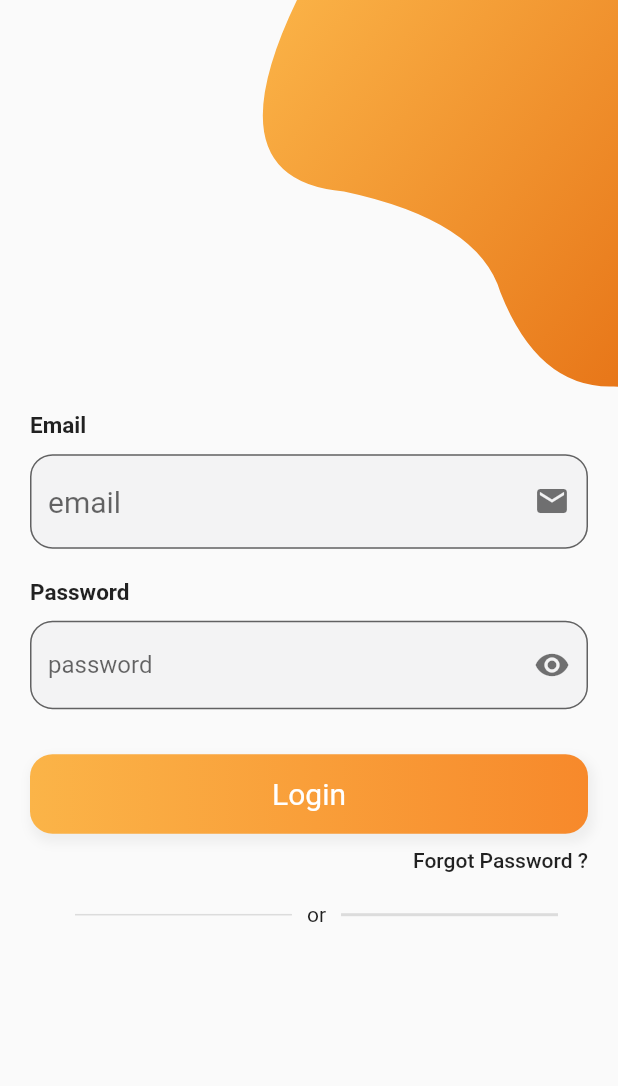
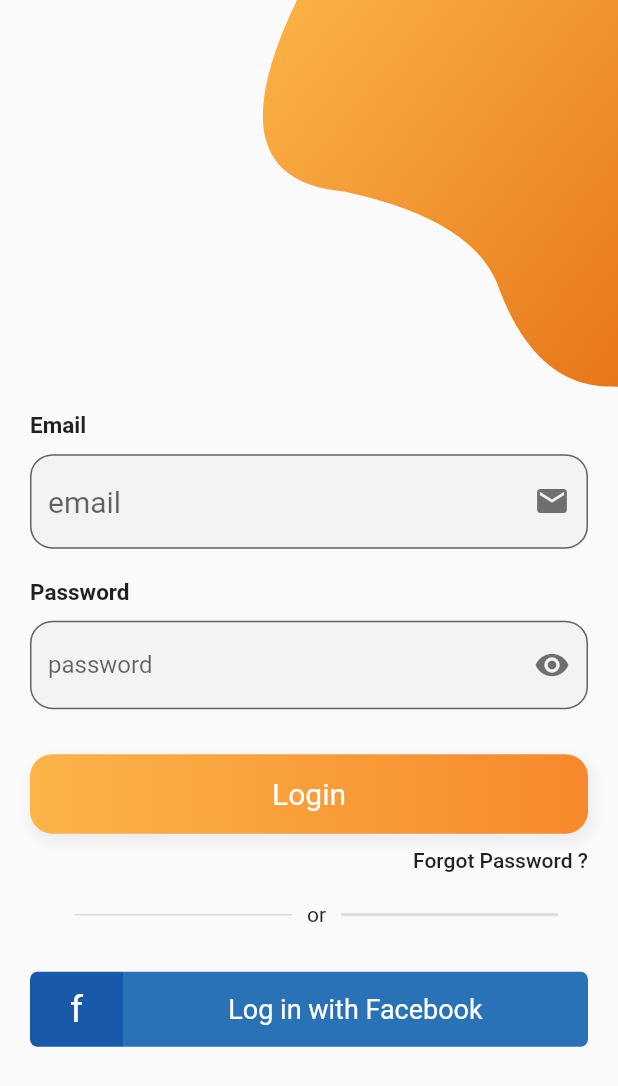
Before and after one commit to asamoah-fred/chat_app, a Flutter app: the screen it shows after launch, after a tap on "Login", on a phone screen of 412 x 824 dp. Shown: the top 1086 px of the screen. Run offline on Flutter 3.47's test engine with Material 2 defaults, Android fonts, the phone set to English and light mode, and no system bars.

Commit message:
Other Button

```diff
--- a/lib/screens/loginpage.dart
+++ b/lib/screens/loginpage.dart
@@ -217,75 +217,75 @@ class _LoginPageState extends State<LoginPage> {
                           ],
                         ),
                       ),
-                      //         Container(
-                      //           height: 50,
-                      //           margin: EdgeInsets.symmetric(
-                      //             vertical: 20,
-                      //           ),
-                      //           decoration: BoxDecoration(
-                      //             borderRadius: BorderRadius.all(
-                      //               Radius.circular(
-                      //                 10,
-                      //               ),
-                      //             ),
-                      //           ),
-                      //           child: Row(
-                      //             children: <Widget>[
-                      //               Expanded(
-                      //                 flex: 1,
-                      //                 child: Container(
-                      //                   decoration: BoxDecoration(
-                      //                     color: Color(0xff1959a9),
-                      //                     borderRadius: BorderRadius.only(
-                      //                       bottomLeft: Radius.circular(
-                      //                         5,
-                      //                       ),
-                      //                       topLeft: Radius.circular(
-                      //                         5,
-                      //                       ),
-                      //                     ),
-                      //                   ),
-                      //                   alignment: Alignment.center,
-                      //                   child: Text(
-                      //                     'f',
-                      //                     style: TextStyle(
-                      //                       color: Colors.white,
-                      //                       fontSize: 25,
-                      //                       fontWeight: FontWeight.w400,
-                      //                     ),
-                      //                   ),
-                      //                 ),
-                      //               ),
-                      //               Expanded(
-                      //                 flex: 5,
-                      //                 child: Container(
-                      //                   decoration: BoxDecoration(
-                      //                     color: Color(
-                      //                       0xff2872b5,
-                      //                     ),
-                      //                     borderRadius: BorderRadius.only(
-                      //                       bottomRight: Radius.circular(
-                      //                         5,
-                      //                       ),
-                      //                       topRight: Radius.circular(
-                      //                         5,
-                      //                       ),
-                      //                     ),
-                      //                   ),
-                      //                   alignment: Alignment.center,
-                      //                   child: Text(
-                      //                     'Log in with Facebook',
-                      //                     style: TextStyle(
-                      //                       color: Colors.white,
-                      //                       fontSize: 18,
-                      //                       fontWeight: FontWeight.w400,
-                      //                     ),
-                      //                   ),
-                      //                 ),
-                      //               ),
-                      //             ],
-                      //           ),
-                      //         ),
+                      Container(
+                        height: 50,
+                        margin: EdgeInsets.symmetric(
+                          vertical: 20,
+                        ),
+                        decoration: BoxDecoration(
+                          borderRadius: BorderRadius.all(
+                            Radius.circular(
+                              10,
+                            ),
+                          ),
+                        ),
+                        child: Row(
+                          children: <Widget>[
+                            Expanded(
+                              flex: 1,
+                              child: Container(
+                                decoration: BoxDecoration(
+                                  color: Color(0xff1959a9),
+                                  borderRadius: BorderRadius.only(
+                                    bottomLeft: Radius.circular(
+                                      5,
+                                    ),
+                                    topLeft: Radius.circular(
+                                      5,
+                                    ),
+                                  ),
+                                ),
+                                alignment: Alignment.center,
+                                child: Text(
+                                  'f',
+                                  style: TextStyle(
+                                    color: Colors.white,
+                                    fontSize: 25,
+                                    fontWeight: FontWeight.w400,
+                                  ),
+                                ),
+                              ),
+                            ),
+                            Expanded(
+                              flex: 5,
+                              child: Container(
+                                decoration: BoxDecoration(
+                                  color: Color(
+                                    0xff2872b5,
+                                  ),
+                                  borderRadius: BorderRadius.only(
+                                    bottomRight: Radius.circular(
+                                      5,
+                                    ),
+                                    topRight: Radius.circular(
+                                      5,
+                                    ),
+                                  ),
+                                ),
+                                alignment: Alignment.center,
+                                child: Text(
+                                  'Log in with Facebook',
+                                  style: TextStyle(
+                                    color: Colors.white,
+                                    fontSize: 18,
+                                    fontWeight: FontWeight.w400,
+                                  ),
+                                ),
+                              ),
+                            ),
+                          ],
+                        ),
+                      ),
                       //         SizedBox(
                       //           height: 20,
                       //         ),
```
